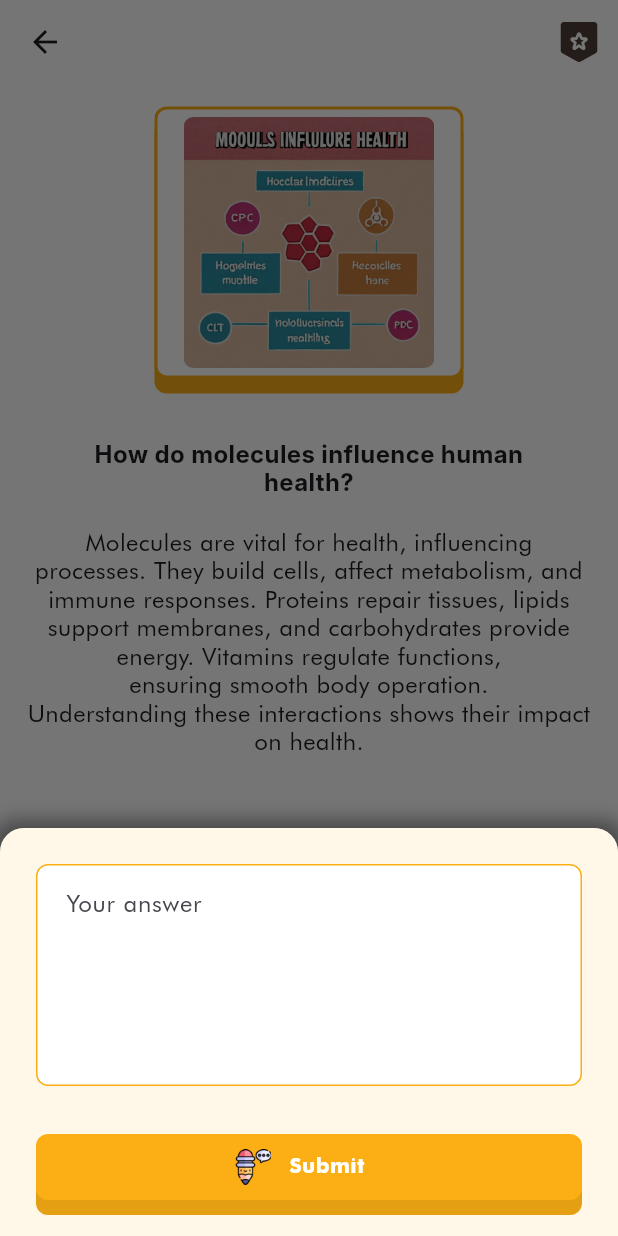
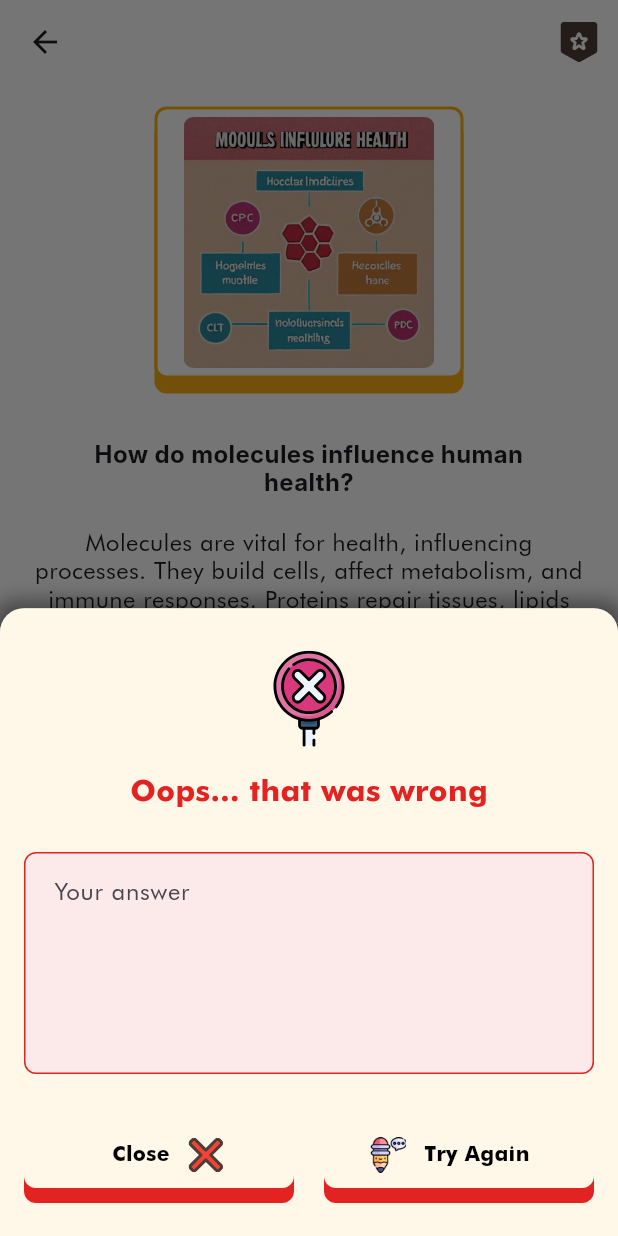
Before and after one commit to MTS-Services/khal971-zidney-course-app, a Flutter app: the ManyPartQuestion screen opened directly, after a tap on "answer(a)", on a phone screen of 412 x 824 dp. Run offline on Flutter 3.47's test engine with Material 3 defaults, Android fonts, the phone set to English and light mode, and no system bars; our stand-ins replace dropdown_button2, flutter_svg, get, percent_indicator; Roboto replaces fonts that are missing (Inter).

Commit message:
add right & wrong

```diff
--- a/lib/utils/app_colors.dart
+++ b/lib/utils/app_colors.dart
@@ -17,4 +17,6 @@ class AppColors {
   static const Color blackColor =  Color(0xFF000000);
   static const Color navigationColor =  Color(0xFFFFF7E8);
   static const Color whiteColor =  Color(0xFFFFFFFF);
+  static const Color navigationColorRed = Color(0xFFFCE9E9);
+
 }
--- a/lib/utils/asset_path.dart
+++ b/lib/utils/asset_path.dart
@@ -35,4 +35,7 @@ class AssetPath{
   static const String question = '$_basePath/Question.png';
   static const String penPng = '$_basePath/Pen.png';
   static const String subjectImage = '$_basePath/subjectImage.png';
+  static const String VectorRightAnswer = '$_basePath/vector_right_answer.svg';
+  static const String cross = '$_basePath/cross.svg';
+  static const String cross1 = '$_basePath/cross1.svg';
 }
--- a/lib/view/freePlanScreen/mainpages/home_screen.dart
+++ b/lib/view/freePlanScreen/mainpages/home_screen.dart
@@ -5,7 +5,7 @@ import 'package:zidney/utils/app_colors.dart';
 import 'package:zidney/utils/app_style.dart';
 import 'package:zidney/utils/asset_path.dart';
 import 'package:zidney/utils/common/custom_app_bar.dart';
-import 'package:zidney/view/freePlanScreen/Question & Quiz/topic_screen.dart';
+import 'package:zidney/view/screens/freePlanScreen/questionquiz/topic_screen.dart';
 import 'package:zidney/view/widgets/all_subject_screen.dart';
 import 'package:zidney/view/widgets/topic_overview_card.dart';
 import 'package:zidney/viewmodels/controller/bottom_nav_controller.dart';
--- a/lib/view/screens/freePlanScreen/questionquiz/many_part_qustion.dart
+++ b/lib/view/screens/freePlanScreen/questionquiz/many_part_qustion.dart
@@ -4,9 +4,11 @@ import 'package:zidney/utils/asset_path.dart';
 import 'package:zidney/utils/styles/app_text_styles.dart';
 import 'package:zidney/view/widgets/custom_button.dart';
 import 'package:zidney/view/widgets/custom_container.dart';
+import 'package:zidney/view/widgets/wrong_answer.dart';
 
 import '../../../../utils/common/custom_app_bar.dart';
 import '../../../widgets/answer_bottom_sheet.dart';
+import '../../../widgets/right_answer.dart';
 
 class ManyPartQuestion extends StatelessWidget {
   const ManyPartQuestion({super.key});
@@ -15,7 +17,8 @@ class ManyPartQuestion extends StatelessWidget {
   Widget build(BuildContext context) {
     return Scaffold(
       appBar: CustomAppBar(showAction: true, showActionIcon: true),
-      body: Padding(
+      body: SingleChildScrollView(
+        child: Padding(
           padding: const EdgeInsets.symmetric(horizontal: 15, vertical: 15),
           child: Column(
             children: [
@@ -58,6 +61,7 @@ class ManyPartQuestion extends StatelessWidget {
             ],
           ),
         ),
+      ),
     );
   }
   Widget optionRow(
@@ -92,7 +96,7 @@ class ManyPartQuestion extends StatelessWidget {
       shape: const RoundedRectangleBorder(
         borderRadius: BorderRadius.vertical(top: Radius.circular(16)),
       ),
-      builder: (context) => AnswerBottomSheet(
+      builder: (context) => WrongAnswer(
         answerController: answerController,
         onSubmit: (answer) {
           print('Answer Submitted: $answer');
--- a/lib/view/widgets/answer_bottom_sheet.dart
+++ b/lib/view/widgets/answer_bottom_sheet.dart
@@ -40,20 +40,6 @@ class AnswerBottomSheet extends StatelessWidget {
                 hintText: 'Your answer',
                 contentPadding:
                 const EdgeInsets.symmetric(vertical: 14, horizontal: 16),
-                border: OutlineInputBorder(
-                  borderRadius: BorderRadius.circular(8),
-                  borderSide: BorderSide(
-                    color: Colors.amber.shade700,
-                    width: 2,
-                  ),
-                ),
-                focusedBorder: OutlineInputBorder(
-                  borderRadius: BorderRadius.circular(8),
-                  borderSide: BorderSide(
-                    color: Colors.amber.shade900,
-                    width: 2,
-                  ),
-                ),
               ),
             ),
           ),
--- a/lib/view/widgets/custom_button.dart
+++ b/lib/view/widgets/custom_button.dart
@@ -33,7 +33,7 @@ class CustomButton extends StatelessWidget {
   @override
   Widget build(BuildContext context) {
     return Padding(
-      padding: AppStyles.paddingS,
+      padding: AppStyles.paddingVerticalL,
       child: GestureDetector(
         onTap: onTap,
         child: Container(
--- /dev/null
+++ b/lib/view/widgets/wrong_answer.dart
@@ -0,0 +1,112 @@
+import 'package:flutter/material.dart';
+import 'package:flutter_svg/flutter_svg.dart';
+import 'package:zidney/utils/app_colors.dart';
+import 'package:zidney/utils/app_style.dart';
+import 'package:zidney/utils/asset_path.dart';
+import 'package:zidney/utils/styles/app_text_styles.dart';
+import 'package:zidney/view/widgets/custom_button.dart';
+
+class WrongAnswer extends StatelessWidget {
+  final TextEditingController answerController;
+  final Function(String) onSubmit;
+  const WrongAnswer({
+    super.key,
+    required this.answerController,
+    required this.onSubmit,
+  });
+
+  @override
+  Widget build(BuildContext context) {
+    return Container(
+      padding: const EdgeInsets.all(16),
+      decoration: BoxDecoration(
+        color:AppColors.navigationColor,
+        borderRadius: const BorderRadius.vertical(top: Radius.circular(16)),
+        boxShadow: [
+          BoxShadow(
+            color: Colors.black.withAlpha(100),
+            blurRadius: 10,
+            spreadRadius: 5,
+          ),
+        ],
+      ),
+      child: Column(
+        mainAxisSize: MainAxisSize.min,
+        children: [
+          SizedBox(height: AppStyles.screenHeightPercentage(context, 0.015),),
+          SvgPicture.asset(AssetPath.cross1),
+          SizedBox(height: AppStyles.screenHeightPercentage(context, 0.02),),
+          Text('Oops... that was wrong',style: TextStyle(color: AppColors.red, fontWeight: FontWeight.bold,fontSize: 20),),
+          SizedBox(height: AppStyles.screenHeightPercentage(context, 0.03),),
+
+
+          TextField(
+            maxLines: 5,
+            controller: answerController,
+            decoration: InputDecoration(
+              fillColor: AppColors.navigationColorRed,
+              hintText: 'Your answer',
+              contentPadding:
+              const EdgeInsets.symmetric(vertical: 14, horizontal: 16),
+              border: OutlineInputBorder(
+                borderRadius: BorderRadius.circular(8),
+                borderSide: const BorderSide(color: AppColors.red),
+              ),
+              enabledBorder: OutlineInputBorder(
+                borderRadius: BorderRadius.circular(8),
+                borderSide: const BorderSide(color: AppColors.red),
+              ),
+              focusedBorder: OutlineInputBorder(
+                borderRadius: BorderRadius.circular(8),
+                borderSide: const BorderSide(color: AppColors.red, width: 2),
+              ),
+              errorBorder: OutlineInputBorder(
+                borderRadius: BorderRadius.circular(8),
+                borderSide: const BorderSide(color: AppColors.red),
+              ),
+              focusedErrorBorder: OutlineInputBorder(
+                borderRadius: BorderRadius.circular(8),
+                borderSide: const BorderSide(color: AppColors.red, width: 2),
+              ),
+              disabledBorder: OutlineInputBorder(
+                borderRadius: BorderRadius.circular(8),
+                borderSide: const BorderSide(color: AppColors.red),
+              ),
+            ),
+          ),
+          const SizedBox(height: 16),
+          Row(
+            mainAxisAlignment: MainAxisAlignment.spaceEvenly,
+            children: [
+              Expanded(
+                child: CustomButton(
+                  backgroundColor: AppColors.navigationColor,
+                  shadowColor: AppColors.red,
+                  suffix: SvgPicture.asset(AssetPath.cross, width: 24, height: 24),
+                  buttonText: "Close",
+                  textColor: AppColors.blackColor,
+                  onTap: () {
+                    onSubmit(answerController.text);
+                  },
+                ),
+              ),
+              SizedBox(width: 20),
+              Expanded(
+                child: CustomButton(
+                  backgroundColor: AppColors.navigationColor,
+                  shadowColor: AppColors.red,
+                  prefix: Image.asset(AssetPath.penPng, width: 24, height: 24),
+                  buttonText: "Try Again",
+                  textColor: AppColors.blackColor,
+                  onTap: () {
+                    onSubmit(answerController.text);
+                  },
+                ),
+              ),
+            ],
+          ),
+        ],
+      ),
+    );
+  }
+}
--- a/lib/zidney.dart
+++ b/lib/zidney.dart
@@ -2,6 +2,7 @@ import 'package:flutter/material.dart';
 import 'package:get/get.dart';
 import 'package:zidney/utils/themdata.dart';
 import 'package:zidney/view/auth/language_screen.dart';
+import 'package:zidney/view/screens/freePlanScreen/questionquiz/many_part_qustion.dart';
 
 
 class Zidney extends StatelessWidget {
@@ -11,7 +12,7 @@ class Zidney extends StatelessWidget {
   Widget build(BuildContext context) {
     return GetMaterialApp(
       debugShowCheckedModeBanner: false,
-      home: LanguageScreen(),
+      home: ManyPartQuestion(),
       theme: themData(),
     );
   }
```
Also changed, not shown: lib/view/widgets/right_answer.dart (added, +95 -0 lines), assets/images/cross.svg (added), assets/images/cross1.svg (added), assets/images/vector_right_answer.svg (added), lib/view/screens/freePlanScreen/questionquiz/topic_screen.dart (renamed from lib/view/freePlanScreen/Question & Quiz/topic_screen.dart). Lines whose indentation alone changed are shown as unchanged.
